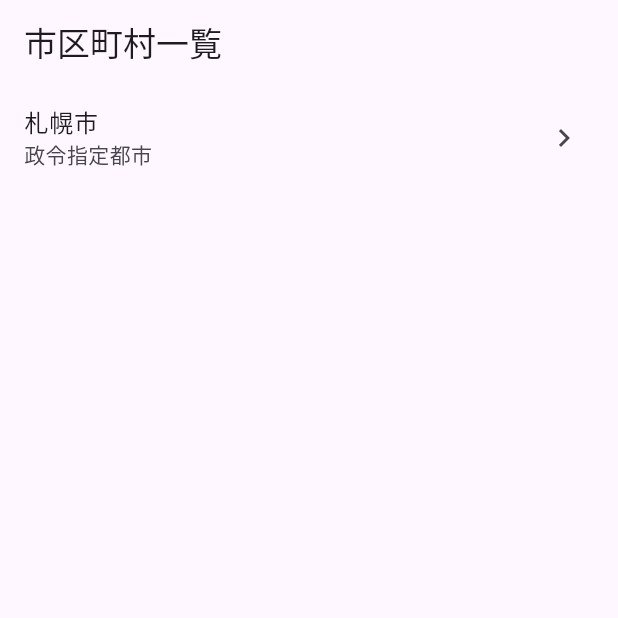
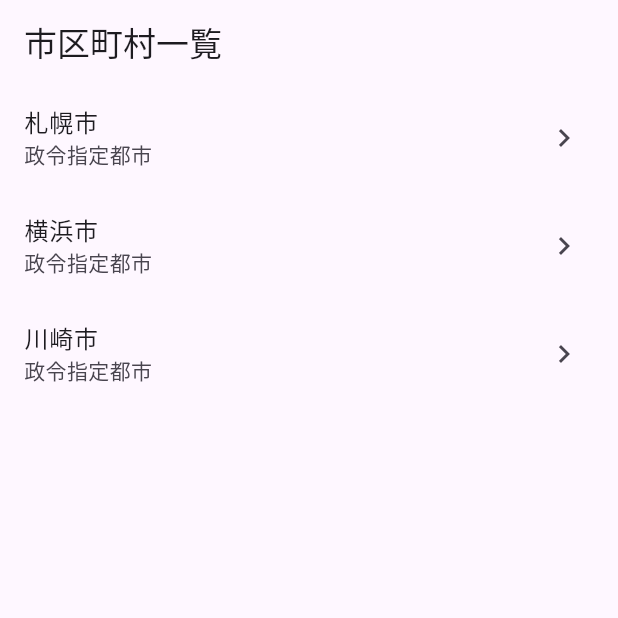
Before and after one commit to hiroki-nobe/resas_basic, a Flutter app: the screen it shows after launch, on a phone screen of 412 x 824 dp, the top half of it. Run offline on Flutter 3.47's test engine with Material 3 defaults, Android fonts, the phone set to English and light mode, and no system bars.

Commit message:
ListTileを追加

```diff
--- a/lib/city/list_page.dart
+++ b/lib/city/list_page.dart
@@ -19,7 +19,24 @@ class CityListPage extends StatelessWidget {
               //To do :詳細画面に遷移
             },
           ),
+          ListTile(
+            title: const Text('横浜市'),
+            subtitle: const Text('政令指定都市'),
+            trailing: const Icon(Icons.navigate_next),
+            onTap: () {
+              //To do :詳細画面に遷移
+            },
+          ),
+          ListTile(
+            title: const Text('川崎市'),
+            subtitle: const Text('政令指定都市'),
+            trailing: const Icon(Icons.navigate_next),
+            onTap: () {
+              //To do :詳細画面に遷移
+            },
+          ),
         ],
-        ));
+      ),
+    );
   }
 }
```
Lines whose indentation alone changed are shown as unchanged.
